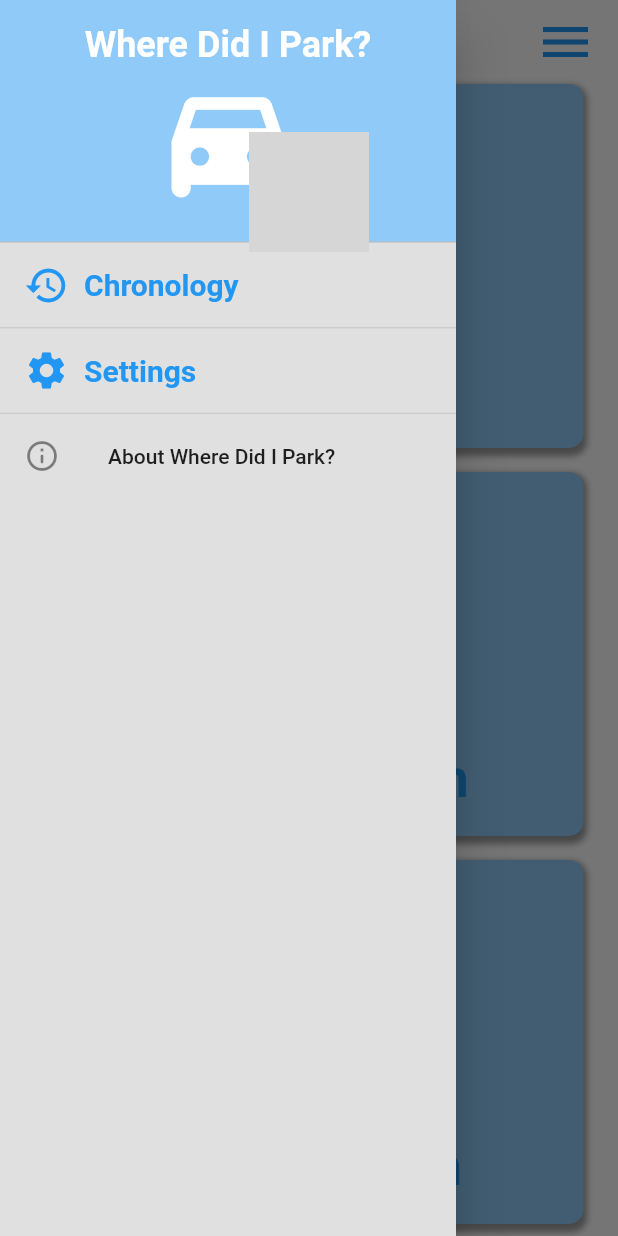
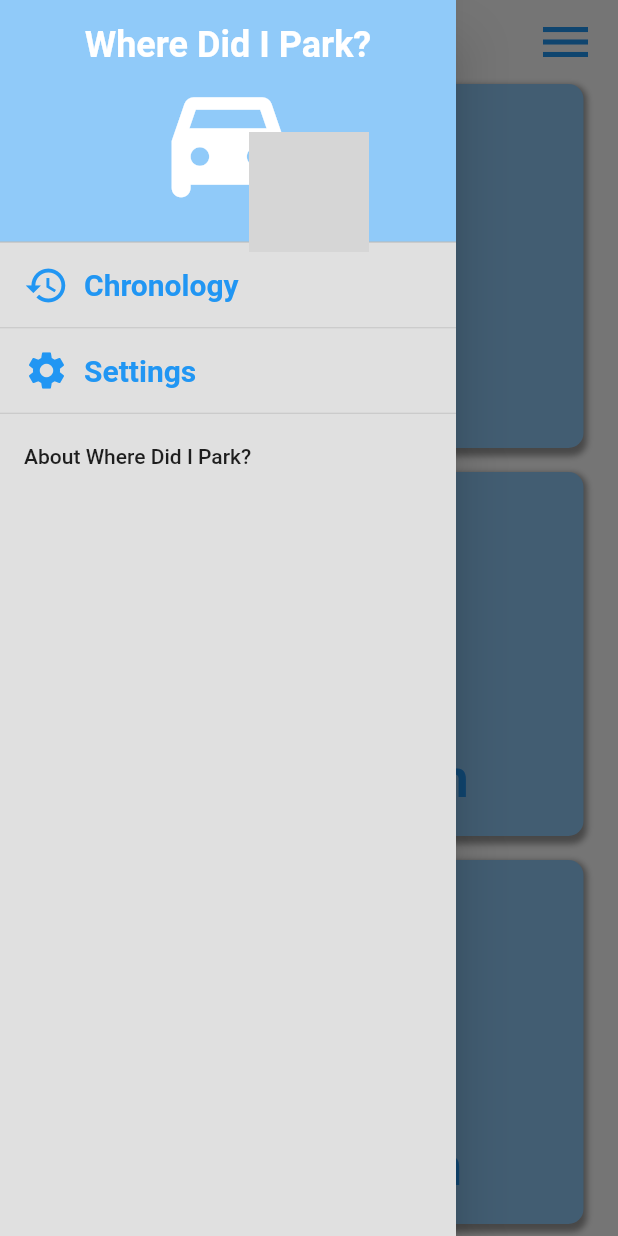
Before and after one commit to GeorgopoulosGiannis/where_i_park, a Flutter app: the screen it shows after launch, with the side drawer open, on a phone screen of 412 x 824 dp. Run offline on Flutter 3.47's test engine with Material 2 defaults, Android fonts, the phone set to English and light mode, and no system bars; drawn by our look-alikes of rive; our stand-ins replace bloc, either_dart, equatable, flutter_bloc, flutter_local_notifications, geolocator and 7 more; missing offline and left inert: app_settings, bluetooth_events, maps_launcher; grey boxes are pictures that could not be loaded.

```diff
--- a/lib/features/home/presentation/widgets/home_drawer.dart
+++ b/lib/features/home/presentation/widgets/home_drawer.dart
@@ -40,16 +40,14 @@ class HomeDrawer extends StatelessWidget {
             height: 1,
           ),
           AboutListTile(
-            applicationLegalese: privacyPolicy,
+            applicationLegalese:'All rights reserved.\n\u{a9}  2021 Ioannis Georgopoulos',
             applicationName: 'Where Did I Park?',
             applicationVersion: '1.0.0',
             applicationIcon: Icon(
               Icons.directions_car_filled_rounded,
               color: Theme.of(context).colorScheme.primary,
             ),
-            icon: const Icon(
-              Icons.info_outline_rounded,
-            ),
+
           ),
         ],
       ),
```
